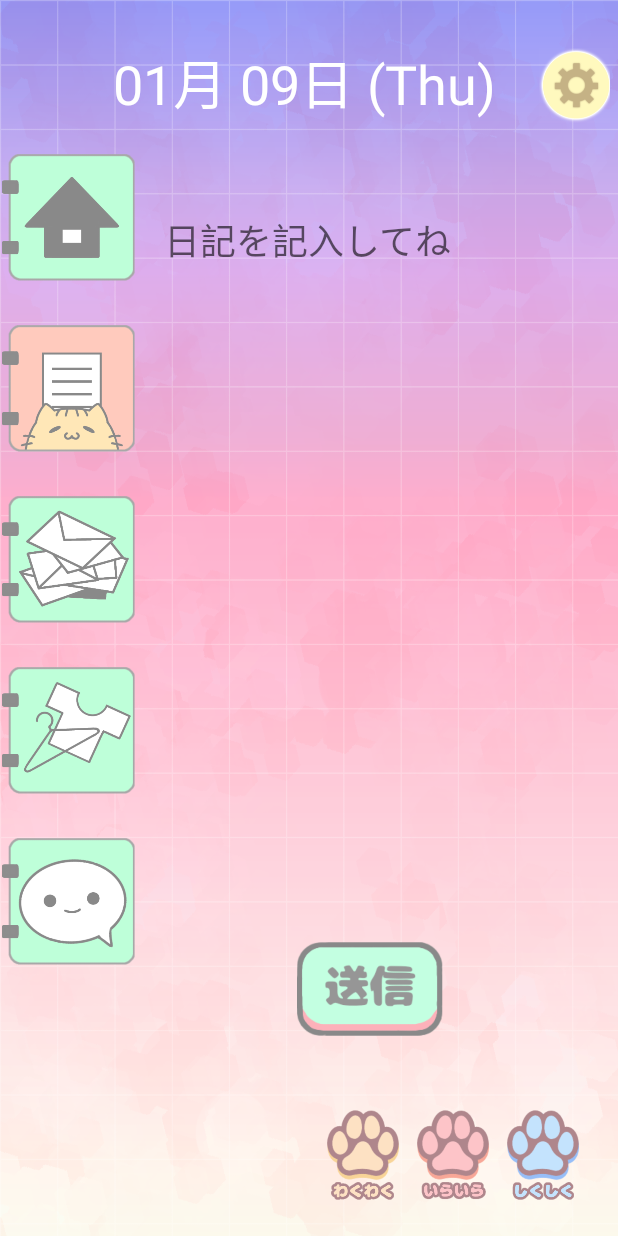
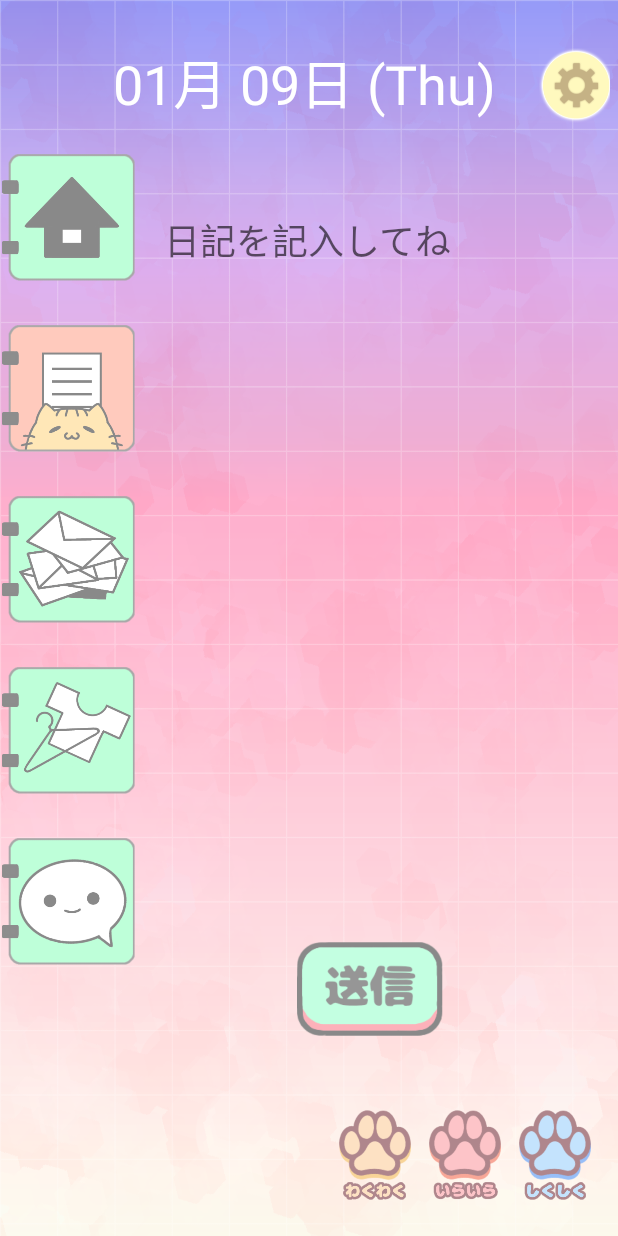
Before and after one commit to mahy-zono/NyankoBox, an Android app: the DiaryActivity screen opened directly, with no data from a screen before it, on a phone screen of 412 x 824 dp. Run offline under Robolectric (Android 15) with nearby library versions, the phone set to English and light mode, and no system bars; pictures from the network do not load; Roboto replaces fonts that are not available here; 1 statement that could not run was skipped.

Commit message:
1/8_egu 感情スクロール

```diff
--- a/app/src/main/res/layout/activity_diary.xml
+++ b/app/src/main/res/layout/activity_diary.xml
@@ -147,7 +147,7 @@
     <HorizontalScrollView
         android:layout_width="wrap_content"
         android:layout_height="wrap_content"
-        android:layout_marginEnd="16dp"
+        android:layout_marginEnd="8dp"
         android:layout_marginBottom="16dp"
         app:layout_constraintBottom_toBottomOf="parent"
         app:layout_constraintEnd_toEndOf="parent">
```
